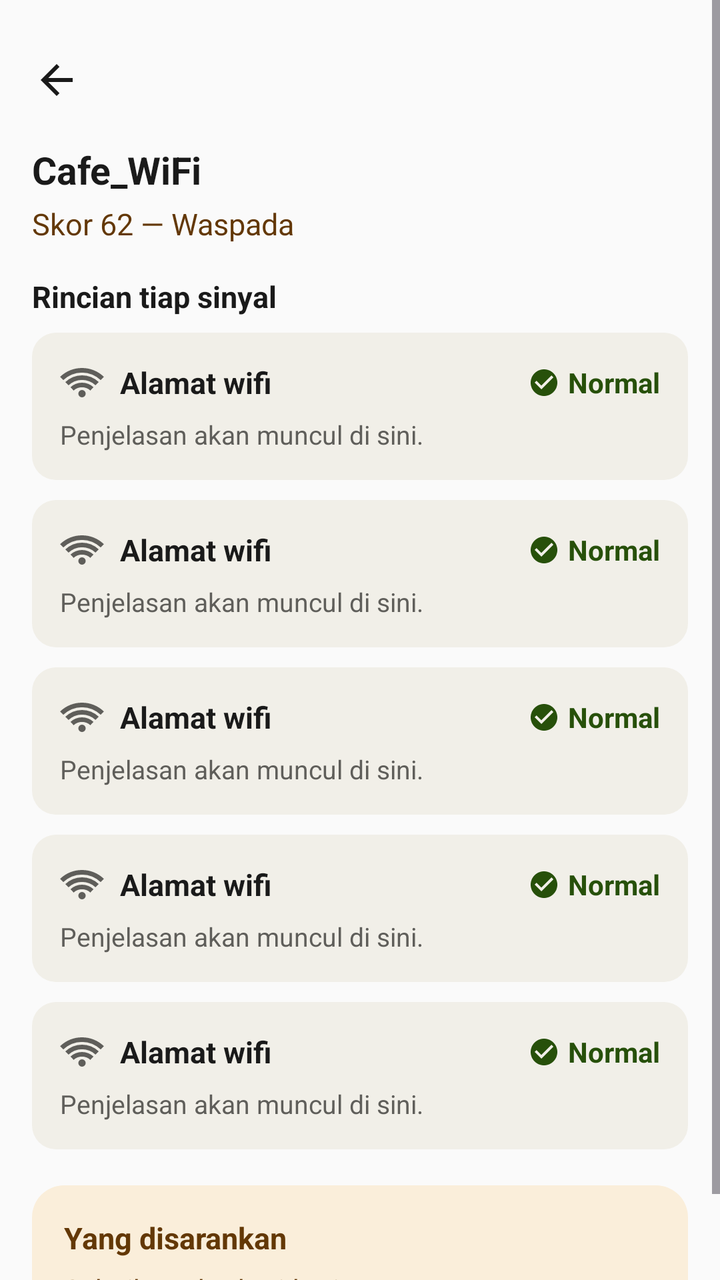
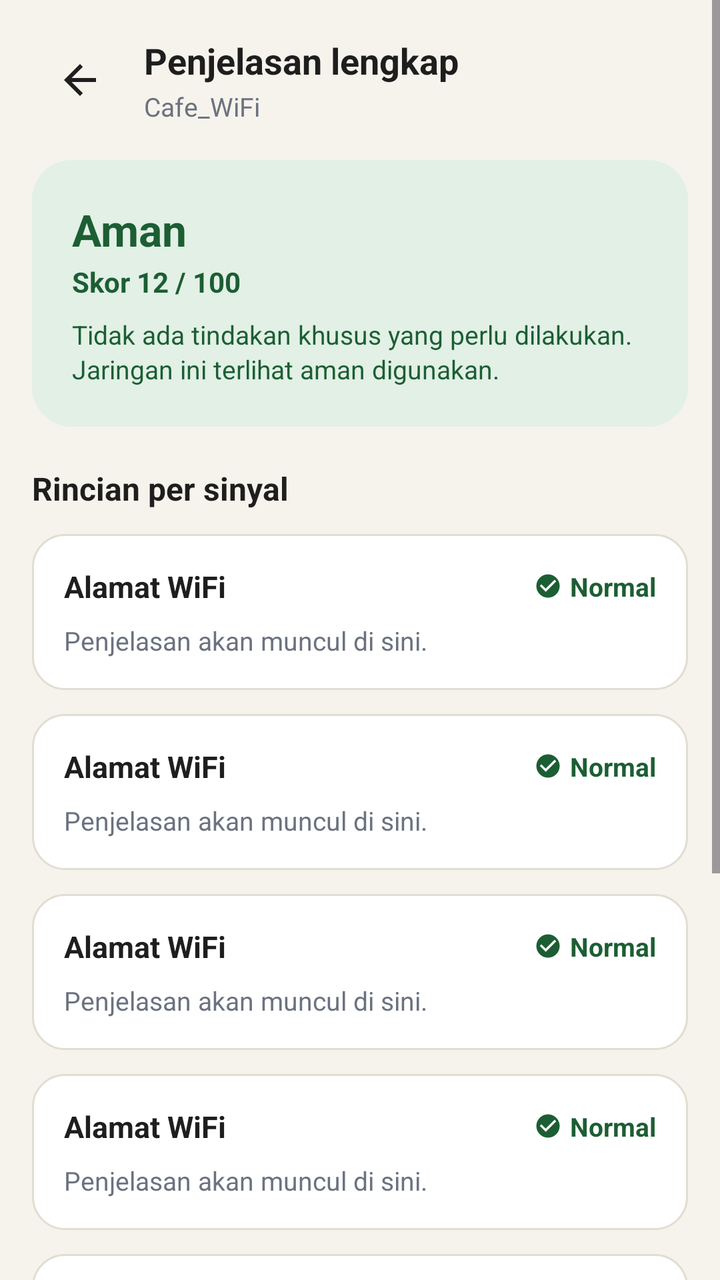

Compare the two renders of this Android layout. The source of the first and the diff that turns it into the second are given below.
<!-- AndroidManifest.xml: application theme Theme.Susnet -->
<!-- res/layout/activity_detail.xml -->
<?xml version="1.0" encoding="utf-8"?>
<ScrollView xmlns:android="http://schemas.android.com/apk/res/android"
    xmlns:app="http://schemas.android.com/apk/res-auto"
    android:id="@+id/detailRoot"
    android:layout_width="match_parent"
    android:layout_height="match_parent"
    android:background="@color/surface_page">

    <LinearLayout
        android:layout_width="match_parent"
        android:layout_height="wrap_content"
        android:orientation="vertical"
        android:padding="16dp">

        <ImageButton
            android:id="@+id/btnBack"
            android:layout_width="48dp"
            android:layout_height="48dp"
            android:layout_marginStart="-12dp"
            android:layout_marginBottom="8dp"
            android:background="?attr/selectableItemBackgroundBorderless"
            android:contentDescription="Kembali"
            android:src="@drawable/ic_arrow_back"
            app:tint="@color/text_primary" />

        <TextView
            android:id="@+id/textDetailSsid"
            android:layout_width="wrap_content"
            android:layout_height="wrap_content"
            android:text="Cafe_WiFi"
            android:textSize="19sp"
            android:textStyle="bold"
            android:textColor="@color/text_primary" />

        <TextView
            android:id="@+id/textDetailScore"
            android:layout_width="wrap_content"
            android:layout_height="wrap_content"
            android:layout_marginTop="4dp"
            android:layout_marginBottom="16dp"
            android:text="Skor 62 — Waspada"
            android:textSize="15sp"
            android:textColor="@color/text_warning" />

        <TextView
            android:layout_width="wrap_content"
            android:layout_height="wrap_content"
            android:text="Rincian tiap sinyal"
            android:textSize="15sp"
            android:textStyle="bold"
            android:textColor="@color/text_primary"
            android:layout_marginBottom="8dp" />

        <include layout="@layout/item_explanation_card" android:id="@+id/explainBssid" />
        <include layout="@layout/item_explanation_card" android:id="@+id/explainTls" />
        <include layout="@layout/item_explanation_card" android:id="@+id/explainSignal" />
        <include layout="@layout/item_explanation_card" android:id="@+id/explainLatency" />
        <include layout="@layout/item_explanation_card" android:id="@+id/explainArp" />

        <LinearLayout
            android:id="@+id/actionCard"
            android:layout_width="match_parent"
            android:layout_height="wrap_content"
            android:orientation="vertical"
            android:background="@drawable/bg_status_card_warning"
            android:padding="16dp"
            android:layout_marginTop="8dp">

            <TextView
                android:layout_width="wrap_content"
                android:layout_height="wrap_content"
                android:text="Yang disarankan"
                android:textSize="15sp"
                android:textStyle="bold"
                android:textColor="@color/text_warning" />

            <TextView
                android:id="@+id/textRecommendedAction"
                android:layout_width="match_parent"
                android:layout_height="wrap_content"
                android:layout_marginTop="6dp"
                android:text="Sebaiknya berhati-hati."
                android:textSize="14sp"
                android:textColor="@color/text_warning" />
        </LinearLayout>

    </LinearLayout>
</ScrollView>
<!-- res/layout/item_explanation_card.xml (included above) -->
<?xml version="1.0" encoding="utf-8"?>
<LinearLayout xmlns:android="http://schemas.android.com/apk/res/android"
    xmlns:app="http://schemas.android.com/apk/res-auto"
    android:layout_width="match_parent"
    android:layout_height="wrap_content"
    android:orientation="vertical"
    android:background="@drawable/bg_signal_card"
    android:padding="14dp"
    android:layout_marginBottom="10dp">

    <LinearLayout
        android:layout_width="match_parent"
        android:layout_height="wrap_content"
        android:orientation="horizontal"
        android:gravity="center_vertical">

        <ImageView
            android:id="@+id/iconExplainLeading"
            android:layout_width="22dp"
            android:layout_height="22dp"
            android:src="@drawable/ic_router"
            android:contentDescription="@null"
            app:tint="@color/text_secondary" />

        <TextView
            android:id="@+id/textExplainLabel"
            android:layout_width="0dp"
            android:layout_height="wrap_content"
            android:layout_weight="1"
            android:layout_marginStart="8dp"
            android:text="Alamat wifi"
            android:textSize="15sp"
            android:textStyle="bold"
            android:textColor="@color/text_primary" />

        <ImageView
            android:id="@+id/iconExplainStatus"
            android:layout_width="16dp"
            android:layout_height="16dp"
            android:src="@drawable/ic_check_circle"
            android:contentDescription="@null"
            app:tint="@color/text_success" />

        <TextView
            android:id="@+id/textExplainStatus"
            android:layout_width="wrap_content"
            android:layout_height="wrap_content"
            android:layout_marginStart="4dp"
            android:text="Normal"
            android:textSize="14sp"
            android:textStyle="bold"
            android:textColor="@color/text_success" />
    </LinearLayout>

    <TextView
        android:id="@+id/textExplainDetail"
        android:layout_width="match_parent"
        android:layout_height="wrap_content"
        android:layout_marginTop="6dp"
        android:text="Penjelasan akan muncul di sini."
        android:textSize="13sp"
        android:textColor="@color/text_secondary" />

</LinearLayout>
<!-- resources referenced by this layout -->
<resources>
  <color name="surface_page">#FAFAFA</color>
  <color name="text_primary">#1A1A1A</color>
  <color name="text_secondary">#5F5E5A</color>
  <color name="text_success">#27500A</color>
  <color name="text_warning">#633806</color>
  <!-- drawable bg_signal_card (drawable) -->
  <?xml version="1.0" encoding="utf-8"?>
  <shape xmlns:android="http://schemas.android.com/apk/res/android">
      <solid android:color="@color/surface_card" />
      <corners android:radius="12dp" />
  </shape>
  <!-- drawable bg_status_card_warning (drawable) -->
  <?xml version="1.0" encoding="utf-8"?>
  <shape xmlns:android="http://schemas.android.com/apk/res/android">
      <solid android:color="@color/bg_warning" />
      <corners android:radius="16dp" />
  </shape>
  <!-- drawable ic_arrow_back (drawable) -->
  <vector xmlns:android="http://schemas.android.com/apk/res/android"
      android:width="24dp"
      android:height="24dp"
      android:viewportWidth="24"
      android:viewportHeight="24">
      <path
          android:fillColor="@color/text_primary"
          android:pathData="M20,11H7.83l5.59,-5.59L12,4l-8,8 8,8 1.41,-1.41L7.83,13H20v-2z" />
  </vector>
  <!-- drawable ic_check_circle (drawable) -->
  <vector xmlns:android="http://schemas.android.com/apk/res/android"
      android:width="24dp"
      android:height="24dp"
      android:viewportWidth="24"
      android:viewportHeight="24">
      <path
          android:fillColor="#FF000000"
          android:pathData="M12,2C6.48,2 2,6.48 2,12s4.48,10 10,10 10,-4.48 10,-10S17.52,2 12,2zM10,17l-5,-5 1.41,-1.41L10,14.17l7.59,-7.59L19,8l-9,9z"/>
  </vector>
  <!-- drawable ic_router (drawable) -->
  <vector xmlns:android="http://schemas.android.com/apk/res/android" android:height="24dp" android:tint="#000000" android:viewportHeight="960" android:viewportWidth="960" android:width="24dp">
        
      <path android:fillColor="@android:color/white" android:pathData="M298,651L228,580Q279,532 344,506Q409,480 480,480Q551,480 616,506Q681,532 732,580L662,651Q624,616 577.5,598Q531,580 480,580Q429,580 382.5,598Q336,616 298,651ZM73,424L2,353Q99,259 222.5,209.5Q346,160 480,160Q614,160 737.5,209.5Q861,259 958,353L887,424Q805,345 700,302.5Q595,260 480,260Q365,260 260,302.5Q155,345 73,424ZM186,538L116,467Q190,396 284,358Q378,320 481,320Q584,320 677.5,357.5Q771,395 845,466L775,537Q715,480 638.5,450Q562,420 480,420Q397,420 321.5,450.5Q246,481 186,538ZM423.5,776.5Q400,753 400,720Q400,687 423.5,663.5Q447,640 480,640Q513,640 536.5,663.5Q560,687 560,720Q560,753 536.5,776.5Q513,800 480,800Q447,800 423.5,776.5Z"/>
      
  </vector>
  <style name="Theme.Susnet" parent="Base.Theme.Susnet" />
  <color name="surface_card">#F1EFE8</color>
  <color name="bg_warning">#FAEEDA</color>
  <style name="Base.Theme.Susnet" parent="Theme.Material3.DayNight.NoActionBar">
          
          
      </style>
</resources>

<!-- the commit's change to res/layout/activity_detail.xml (unified diff, before → after) -->
@@ -12,44 +12,108 @@
         android:orientation="vertical"
         android:padding="16dp">
 
-        <ImageButton
-            android:id="@+id/btnBack"
-            android:layout_width="48dp"
-            android:layout_height="48dp"
-            android:layout_marginStart="-12dp"
-            android:layout_marginBottom="8dp"
-            android:background="?attr/selectableItemBackgroundBorderless"
-            android:contentDescription="Kembali"
-            android:src="@drawable/ic_arrow_back"
-            app:tint="@color/text_primary" />
-
-        <TextView
-            android:id="@+id/textDetailSsid"
-            android:layout_width="wrap_content"
-            android:layout_height="wrap_content"
-            android:text="Cafe_WiFi"
-            android:textSize="19sp"
-            android:textStyle="bold"
-            android:textColor="@color/text_primary" />
-
-        <TextView
-            android:id="@+id/textDetailScore"
-            android:layout_width="wrap_content"
-            android:layout_height="wrap_content"
-            android:layout_marginTop="4dp"
-            android:layout_marginBottom="16dp"
-            android:text="Skor 62 — Waspada"
-            android:textSize="15sp"
-            android:textColor="@color/text_warning" />
-
-        <TextView
-            android:layout_width="wrap_content"
-            android:layout_height="wrap_content"
-            android:text="Rincian tiap sinyal"
-            android:textSize="15sp"
+        <RelativeLayout
+            android:layout_width="match_parent"
+            android:layout_height="wrap_content"
+            android:layout_marginBottom="16dp">
+
+            <ImageButton
+                android:id="@+id/btnBack"
+                android:layout_width="48dp"
+                android:layout_height="48dp"
+                android:layout_alignParentStart="true"
+                android:layout_centerVertical="true"
+                android:background="?attr/selectableItemBackgroundBorderless"
+                android:contentDescription="Kembali"
+                android:src="@drawable/ic_arrow_back"
+                app:tint="@color/text_primary" />
+
+            <LinearLayout
+                android:layout_width="wrap_content"
+                android:layout_height="wrap_content"
+                android:layout_toEndOf="@id/btnBack"
+                android:layout_centerVertical="true"
+                android:layout_marginStart="8dp"
+                android:orientation="vertical">
+
+                <TextView
+                    android:layout_width="wrap_content"
+                    android:layout_height="wrap_content"
+                    android:text="Penjelasan lengkap"
+                    android:textSize="18sp"
+                    android:textStyle="bold"
+                    android:textColor="@color/text_primary" />
+
+                <TextView
+                    android:id="@+id/textDetailSsid"
+                    android:layout_width="wrap_content"
+                    android:layout_height="wrap_content"
+                    android:layout_marginTop="2dp"
+                    android:text="Cafe_WiFi"
+                    android:textSize="13sp"
+                    android:textColor="@color/text_secondary" />
+            </LinearLayout>
+        </RelativeLayout>
+
+        <LinearLayout
+            android:id="@+id/statusBannerCard"
+            android:layout_width="match_parent"
+            android:layout_height="wrap_content"
+            android:orientation="vertical"
+            android:background="@drawable/bg_status_card_aman"
+            android:padding="20dp"
+            android:layout_marginBottom="20dp">
+
+            <TextView
+                android:id="@+id/textDetailStatusLabel"
+                android:layout_width="wrap_content"
+                android:layout_height="wrap_content"
+                android:text="Aman"
+                android:textSize="22sp"
+                android:textStyle="bold"
+                android:textColor="@color/text_success" />
+
+            <TextView
+                android:id="@+id/textDetailScore"
+                android:layout_width="wrap_content"
+                android:layout_height="wrap_content"
+                android:layout_marginTop="2dp"
+                android:text="Skor 12 / 100"
+                android:textSize="14sp"
+                android:textStyle="bold"
+                android:textColor="@color/text_success" />
+
+            <TextView
+                android:id="@+id/textRecommendedAction"
+                android:layout_width="match_parent"
+                android:layout_height="wrap_content"
+                android:layout_marginTop="8dp"
+                android:text="Tidak ada tindakan khusus yang perlu dilakukan. Jaringan ini terlihat aman digunakan."
+                android:textSize="13sp"
+                android:lineSpacingExtra="2dp"
+                android:textColor="@color/text_success" />
+
+            <Button
+                android:id="@+id/btnDetailDisconnectWifi"
+                android:layout_width="wrap_content"
+                android:layout_height="40dp"
+                android:layout_marginTop="12dp"
+                android:backgroundTint="@color/text_danger"
+                android:text="Putuskan WiFi ini"
+                android:textColor="#FFFFFF"
+                android:textSize="13sp"
+                android:textAllCaps="false"
+                android:visibility="gone" />
+        </LinearLayout>
+
+        <TextView
+            android:layout_width="wrap_content"
+            android:layout_height="wrap_content"
+            android:text="Rincian per sinyal"
+            android:textSize="16sp"
             android:textStyle="bold"
             android:textColor="@color/text_primary"
-            android:layout_marginBottom="8dp" />
+            android:layout_marginBottom="12dp" />
 
         <include layout="@layout/item_explanation_card" android:id="@+id/explainBssid" />
         <include layout="@layout/item_explanation_card" android:id="@+id/explainTls" />
@@ -58,30 +122,100 @@
         <include layout="@layout/item_explanation_card" android:id="@+id/explainArp" />
 
         <LinearLayout
-            android:id="@+id/actionCard"
             android:layout_width="match_parent"
             android:layout_height="wrap_content"
             android:orientation="vertical"
-            android:background="@drawable/bg_status_card_warning"
+            android:background="@drawable/bg_signal_card"
             android:padding="16dp"
-            android:layout_marginTop="8dp">
-
-            <TextView
-                android:layout_width="wrap_content"
-                android:layout_height="wrap_content"
-                android:text="Yang disarankan"
-                android:textSize="15sp"
+            android:layout_marginTop="8dp"
+            android:layout_marginBottom="16dp">
+
+            <TextView
+                android:layout_width="wrap_content"
+                android:layout_height="wrap_content"
+                android:text="Yang bisa kamu lakukan"
+                android:textSize="16sp"
                 android:textStyle="bold"
-                android:textColor="@color/text_warning" />
-
-            <TextView
-                android:id="@+id/textRecommendedAction"
+                android:textColor="@color/text_primary"
+                android:layout_marginBottom="12dp" />
+
+            <LinearLayout
                 android:layout_width="match_parent"
                 android:layout_height="wrap_content"
-                android:layout_marginTop="6dp"
-                android:text="Sebaiknya berhati-hati."
-                android:textSize="14sp"
-                android:textColor="@color/text_warning" />
+                android:orientation="horizontal"
+                android:layout_marginBottom="8dp">
+
+                <TextView
+                    android:layout_width="24dp"
+                    android:layout_height="24dp"
+                    android:background="@drawable/bg_network_info_pill"
+                    android:gravity="center"
+                    android:text="1"
+                    android:textSize="12sp"
+                    android:textStyle="bold"
+                    android:textColor="@color/text_primary" />
+
+                <TextView
+                    android:layout_width="0dp"
+                    android:layout_height="wrap_content"
+                    android:layout_weight="1"
+                    android:layout_marginStart="10dp"
+                    android:text="Putuskan sambungan dari jaringan ini jika terdeteksi Bahaya."
+                    android:textSize="13sp"
+                    android:textColor="@color/text_secondary" />
+            </LinearLayout>
+
+            <LinearLayout
+                android:layout_width="match_parent"
+                android:layout_height="wrap_content"
+                android:orientation="horizontal"
+                android:layout_marginBottom="8dp">
+
+                <TextView
+                    android:layout_width="24dp"
+                    android:layout_height="24dp"
+                    android:background="@drawable/bg_network_info_pill"
+                    android:gravity="center"
+                    android:text="2"
+                    android:textSize="12sp"
+                    android:textStyle="bold"
+                    android:textColor="@color/text_primary" />
+
+                <TextView
+                    android:layout_width="0dp"
+                    android:layout_height="wrap_content"
+                    android:layout_weight="1"
+                    android:layout_marginStart="10dp"
+                    android:text="Jangan memasukkan kata sandi, info perbankan, atau data sensitif."
+                    android:textSize="13sp"
+                    android:textColor="@color/text_secondary" />
+            </LinearLayout>
+
+            <LinearLayout
+                android:layout_width="match_parent"
+                android:layout_height="wrap_content"
+                android:orientation="horizontal">
+
+                <TextView
+                    android:layout_width="24dp"
+                    android:layout_height="24dp"
+                    android:background="@drawable/bg_network_info_pill"
+                    android:gravity="center"
+                    android:text="3"
+                    android:textSize="12sp"
+                    android:textStyle="bold"
+                    android:textColor="@color/text_primary" />
+
+                <TextView
+                    android:layout_width="0dp"
+                    android:layout_height="wrap_content"
+                    android:layout_weight="1"
+                    android:layout_marginStart="10dp"
+                    android:text="Gunakan jaringan seluler atau VPN tepercaya jika memerlukan koneksi internet."
+                    android:textSize="13sp"
+                    android:textColor="@color/text_secondary" />
+            </LinearLayout>
+
         </LinearLayout>
 
     </LinearLayout>
@@ -94,60 +228,117 @@
     android:layout_height="wrap_content"
     android:orientation="vertical"
     android:background="@drawable/bg_signal_card"
-    android:padding="14dp"
-    android:layout_marginBottom="10dp">
-
-    <LinearLayout
-        android:layout_width="match_parent"
-        android:layout_height="wrap_content"
-        android:orientation="horizontal"
-        android:gravity="center_vertical">
-
-        <ImageView
-            android:id="@+id/iconExplainLeading"
-            android:layout_width="22dp"
-            android:layout_height="22dp"
-            android:src="@drawable/ic_router"
-            android:contentDescription="@null"
-            app:tint="@color/text_secondary" />
+    android:padding="16dp"
+    android:layout_marginBottom="12dp">
+
+    <RelativeLayout
+        android:layout_width="match_parent"
+        android:layout_height="wrap_content">
 
         <TextView
             android:id="@+id/textExplainLabel"
-            android:layout_width="0dp"
-            android:layout_height="wrap_content"
-            android:layout_weight="1"
-            android:layout_marginStart="8dp"
-            android:text="Alamat wifi"
+            android:layout_width="wrap_content"
+            android:layout_height="wrap_content"
+            android:layout_alignParentStart="true"
+            android:layout_centerVertical="true"
+            android:layout_toStartOf="@id/layoutStatusBadge"
+            android:layout_marginEnd="8dp"
+            android:text="Alamat WiFi"
             android:textSize="15sp"
             android:textStyle="bold"
             android:textColor="@color/text_primary" />
 
-        <ImageView
-            android:id="@+id/iconExplainStatus"
-            android:layout_width="16dp"
-            android:layout_height="16dp"
-            android:src="@drawable/ic_check_circle"
-            android:contentDescription="@null"
-            app:tint="@color/text_success" />
-
-        <TextView
-            android:id="@+id/textExplainStatus"
-            android:layout_width="wrap_content"
-            android:layout_height="wrap_content"
-            android:layout_marginStart="4dp"
-            android:text="Normal"
-            android:textSize="14sp"
-            android:textStyle="bold"
-            android:textColor="@color/text_success" />
-    </LinearLayout>
+        <LinearLayout
+            android:id="@+id/layoutStatusBadge"
+            android:layout_width="wrap_content"
+            android:layout_height="wrap_content"
+            android:layout_alignParentEnd="true"
+            android:layout_centerVertical="true"
+            android:orientation="horizontal"
+            android:gravity="center_vertical">
+
+            <ImageView
+                android:id="@+id/iconExplainStatus"
+                android:layout_width="14dp"
+                android:layout_height="14dp"
+                android:src="@drawable/ic_status_normal"
+                android:contentDescription="@null" />
+
+            <TextView
+                android:id="@+id/textExplainStatus"
+                android:layout_width="wrap_content"
+                android:layout_height="wrap_content"
+                android:layout_marginStart="4dp"
+                android:text="Normal"
+                android:textSize="13sp"
+                android:textStyle="bold"
+                android:textColor="@color/text_success" />
+        </LinearLayout>
+    </RelativeLayout>
 
     <TextView
         android:id="@+id/textExplainDetail"
         android:layout_width="match_parent"
         android:layout_height="wrap_content"
-        android:layout_marginTop="6dp"
+        android:layout_marginTop="8dp"
         android:text="Penjelasan akan muncul di sini."
         android:textSize="13sp"
+        android:lineSpacingExtra="2dp"
         android:textColor="@color/text_secondary" />
 
+    <LinearLayout
+        android:id="@+id/layoutDetectedDetails"
+        android:layout_width="match_parent"
+        android:layout_height="wrap_content"
+        android:orientation="vertical"
+        android:layout_marginTop="12dp"
+        android:background="@drawable/bg_network_info_pill"
+        android:padding="12dp"
+        android:visibility="gone">
+
+        <TextView
+            android:layout_width="wrap_content"
+            android:layout_height="wrap_content"
+            android:text="YANG TERDETEKSI"
+            android:textSize="11sp"
+            android:textStyle="bold"
+            android:textColor="@color/text_secondary" />
+
+        <TextView
+            android:id="@+id/textDetectedContent"
+            android:layout_width="match_parent"
+            android:layout_height="wrap_content"
+            android:layout_marginTop="4dp"
+            android:text="Detail deteksi"
+            android:textSize="12sp"
+            android:textColor="@color/text_primary" />
+    </LinearLayout>
+
+    <LinearLayout
+        android:id="@+id/layoutPossibleCauses"
+        android:layout_width="match_parent"
+        android:layout_height="wrap_content"
+        android:orientation="vertical"
+        android:layout_marginTop="10dp"
+        android:visibility="gone">
+
+        <TextView
+            android:layout_width="wrap_content"
+            android:layout_height="wrap_content"
+            android:text="KEMUNGKINAN PENYEBAB"
+            android:textSize="11sp"
+            android:textStyle="bold"
+            android:textColor="@color/text_secondary" />
+
+        <TextView
+            android:id="@+id/textPossibleCausesContent"
+            android:layout_width="match_parent"
+            android:layout_height="wrap_content"
+            android:layout_marginTop="4dp"
+            android:text="• Kemungkinan penyebab 1\n• Kemungkinan penyebab 2"
+            android:textSize="12sp"
+            android:lineSpacingExtra="2dp"
+            android:textColor="@color/text_secondary" />
+    </LinearLayout>
+
 </LinearLayout>
<!-- resource entries referenced after the edit -->
@@ -1,21 +1,30 @@
 <!-- resources referenced by this layout -->
 <resources>
-  <color name="surface_page">#FAFAFA</color>
-  <color name="text_primary">#1A1A1A</color>
-  <color name="text_secondary">#5F5E5A</color>
-  <color name="text_success">#27500A</color>
-  <color name="text_warning">#633806</color>
+  <color name="surface_page">#F6F3EC</color>
+  <color name="text_danger">#B91C1C</color>
+  <color name="text_primary">#1E1E1E</color>
+  <color name="text_secondary">#6B7280</color>
+  <color name="text_success">#1C5E33</color>
+  <!-- drawable bg_network_info_pill (drawable) -->
+  <?xml version="1.0" encoding="utf-8"?>
+  <shape xmlns:android="http://schemas.android.com/apk/res/android">
+      <solid android:color="#14000000" />
+      <corners android:radius="12dp" />
+  </shape>
   <!-- drawable bg_signal_card (drawable) -->
   <?xml version="1.0" encoding="utf-8"?>
   <shape xmlns:android="http://schemas.android.com/apk/res/android">
       <solid android:color="@color/surface_card" />
-      <corners android:radius="12dp" />
+      <corners android:radius="16dp" />
+      <stroke
+          android:width="1dp"
+          android:color="@color/surface_card_border" />
   </shape>
-  <!-- drawable bg_status_card_warning (drawable) -->
+  <!-- drawable bg_status_card_aman (drawable) -->
   <?xml version="1.0" encoding="utf-8"?>
   <shape xmlns:android="http://schemas.android.com/apk/res/android">
-      <solid android:color="@color/bg_warning" />
-      <corners android:radius="16dp" />
+      <solid android:color="@color/bg_success" />
+      <corners android:radius="20dp" />
   </shape>
   <!-- drawable ic_arrow_back (drawable) -->
   <vector xmlns:android="http://schemas.android.com/apk/res/android"
@@ -27,28 +36,23 @@
           android:fillColor="@color/text_primary"
           android:pathData="M20,11H7.83l5.59,-5.59L12,4l-8,8 8,8 1.41,-1.41L7.83,13H20v-2z" />
   </vector>
-  <!-- drawable ic_check_circle (drawable) -->
+  <!-- drawable ic_status_normal (drawable) -->
+  <?xml version="1.0" encoding="utf-8"?>
   <vector xmlns:android="http://schemas.android.com/apk/res/android"
-      android:width="24dp"
-      android:height="24dp"
+      android:width="20dp"
+      android:height="20dp"
       android:viewportWidth="24"
       android:viewportHeight="24">
       <path
-          android:fillColor="#FF000000"
-          android:pathData="M12,2C6.48,2 2,6.48 2,12s4.48,10 10,10 10,-4.48 10,-10S17.52,2 12,2zM10,17l-5,-5 1.41,-1.41L10,14.17l7.59,-7.59L19,8l-9,9z"/>
-  </vector>
-  <!-- drawable ic_router (drawable) -->
-  <vector xmlns:android="http://schemas.android.com/apk/res/android" android:height="24dp" android:tint="#000000" android:viewportHeight="960" android:viewportWidth="960" android:width="24dp">
-        
-      <path android:fillColor="@android:color/white" android:pathData="M298,651L228,580Q279,532 344,506Q409,480 480,480Q551,480 616,506Q681,532 732,580L662,651Q624,616 577.5,598Q531,580 480,580Q429,580 382.5,598Q336,616 298,651ZM73,424L2,353Q99,259 222.5,209.5Q346,160 480,160Q614,160 737.5,209.5Q861,259 958,353L887,424Q805,345 700,302.5Q595,260 480,260Q365,260 260,302.5Q155,345 73,424ZM186,538L116,467Q190,396 284,358Q378,320 481,320Q584,320 677.5,357.5Q771,395 845,466L775,537Q715,480 638.5,450Q562,420 480,420Q397,420 321.5,450.5Q246,481 186,538ZM423.5,776.5Q400,753 400,720Q400,687 423.5,663.5Q447,640 480,640Q513,640 536.5,663.5Q560,687 560,720Q560,753 536.5,776.5Q513,800 480,800Q447,800 423.5,776.5Z"/>
-      
+          android:fillColor="@color/text_success"
+          android:pathData="M12,2C6.48,2 2,6.48 2,12s4.48,10 10,10 10,-4.48 10,-10S17.52,2 12,2zM10,17l-5,-5 1.41,-1.41L10,14.17l7.59,-7.59L19,8l-9,9z" />
   </vector>
   <style name="Theme.Susnet" parent="Base.Theme.Susnet" />
-  <color name="surface_card">#F1EFE8</color>
-  <color name="bg_warning">#FAEEDA</color>
+  <color name="surface_card">#FFFFFF</color>
+  <color name="surface_card_border">#E2DDD2</color>
+  <color name="bg_success">#E2F0E6</color>
   <style name="Base.Theme.Susnet" parent="Theme.Material3.DayNight.NoActionBar">
-          
-          
+          <item name="colorSurface">@color/surface_card</item>
       </style>
 </resources>
 
